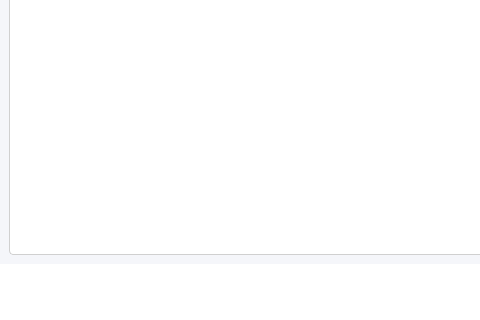
Karoleqk/Baza-Kontaktow, file contactswidget.ui: the form before one commit; both pictures show x 0 to 480 and y 281 to 601 of the 1006 by 601 pixel window.
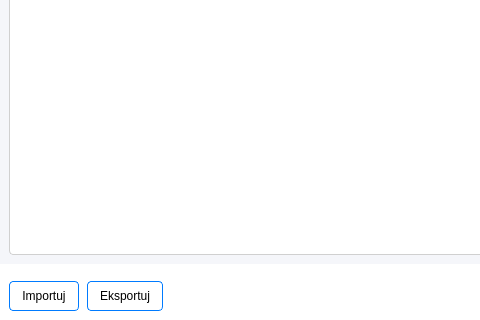
The form after the commit. Icons and pictures are not drawn.

Commit message: add import/export to CSV and JSON formats

```diff
--- a/contactswidget.ui
+++ b/contactswidget.ui
@@ -65,6 +65,20 @@
 	padding: 12px 20px;	
 }
 
+#btnImport, #btnExport {
+	background: transparent;
+	color: black;
+	border: 1px solid #007BFF;
+	text-decoration: none;
+	padding-top: 7px;
+	padding-bottom: 7px;
+}
+
+#btnImport:hover, #btnExport:hover {
+	background-color: #F5F5F5;
+}
+
+
 #btnSearch {
 	padding: 8px 12px;
 }
@@ -279,6 +293,20 @@
      <property name="bottomMargin">
       <number>9</number>
      </property>
+     <item>
+      <widget class="QPushButton" name="btnImport">
+       <property name="text">
+        <string>Importuj</string>
+       </property>
+      </widget>
+     </item>
+     <item>
+      <widget class="QPushButton" name="btnExport">
+       <property name="text">
+        <string>Eksportuj</string>
+       </property>
+      </widget>
+     </item>
      <item>
       <spacer name="horizontalSpacer_4">
        <property name="orientation">
```
The commit also changes 6 other files.
